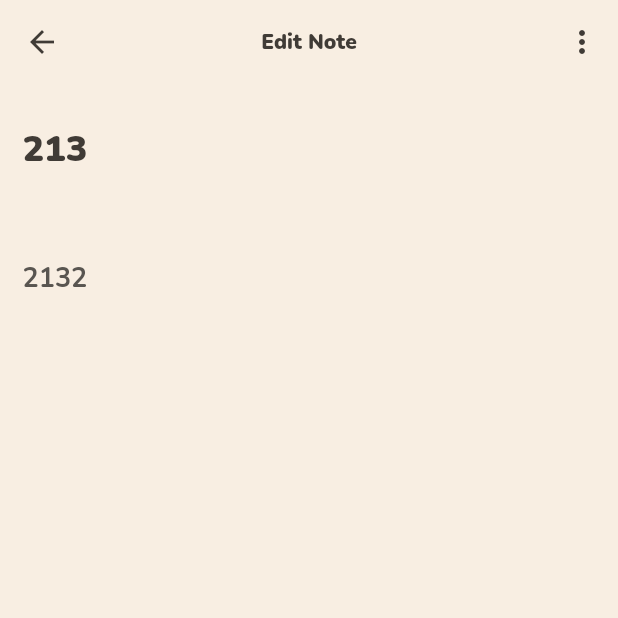
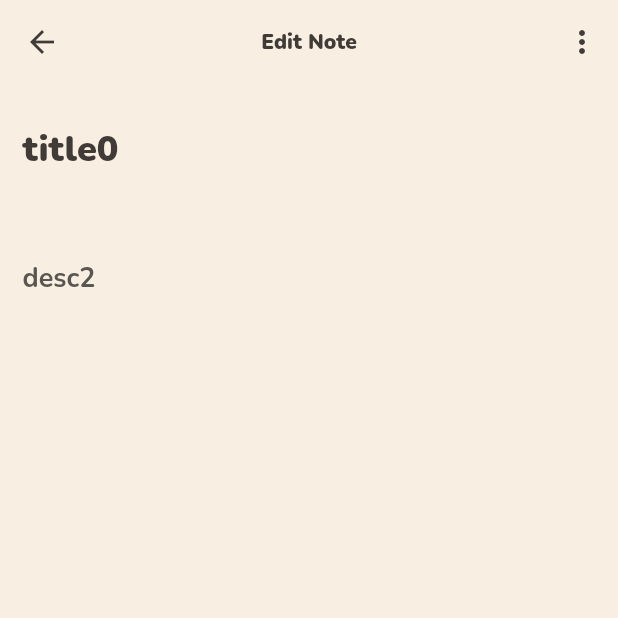
Before and after one commit to JustAgent/TaskManager, a Flutter app: the screen it shows after launch, after a tap on "title0", on a phone screen of 412 x 824 dp, the top half of it. Run offline on Flutter 3.47's test engine with Material 2 defaults, Android fonts, the phone set to English and light mode, and no system bars; our stand-ins replace google_fonts.

Commit message:
edit done

```diff
--- a/lib/main.dart
+++ b/lib/main.dart
@@ -10,6 +10,6 @@ void main() => runApp(MaterialApp(
   routes: {
     '/': (context) =>  Notes(),
     '/addNote': (context) =>  AddNote(),
-    '/editNote': (context) =>  EditNote(1,'213','2132'),
+    //'/editNote': (context) =>  EditNote(1,'213','2132'),
   },
 ));
--- a/lib/pages/edit_note.dart
+++ b/lib/pages/edit_note.dart
@@ -16,9 +16,15 @@ class EditNote extends StatefulWidget {
 
 class _EditNoteState extends State<EditNote> {
 
-
   String title = '';
   String desc = '';
+
+  @override
+  void initState() {
+    title = widget.oldTitle;
+    desc = widget.oldDesc;
+    super.initState();
+  }
 
   void close() {
     if (title != '') {
@@ -32,6 +38,7 @@ class _EditNoteState extends State<EditNote> {
 
   @override
   Widget build(BuildContext context) {
+    print(widget.oldTitle);
     return Container(
       child: Scaffold(
           appBar: AppBar(
--- a/lib/pages/single_note.dart
+++ b/lib/pages/single_note.dart
@@ -9,7 +9,9 @@ import 'package:task_manager/pages/edit_note.dart';
 
     return InkWell(
       onTap: () async {
-         Navigator.pushReplacementNamed(context, '/editNote', arguments: {index, product.title, product.desc} );
+         Navigator.of(context).push(MaterialPageRoute(builder:
+             (context) => EditNote(index, product.title, product.desc)));
+        // Navigator.pushReplacementNamed(context, '/editNote', arguments: {index, product.title, product.desc} );
          },
 
         child: Container(
```
